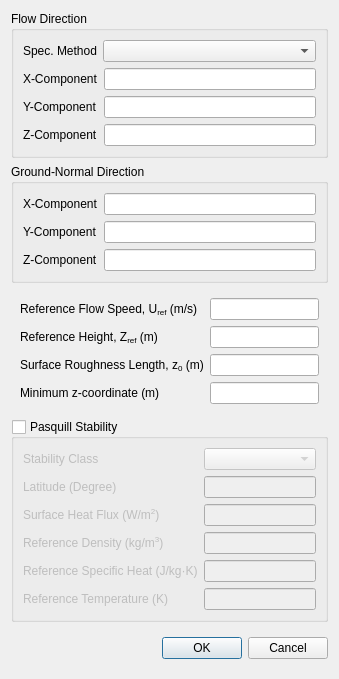
This is baramFlow/view/setup/boundary_conditions/ABL_inlet_dialog.ui in nextfoam/baram as Qt 5 draws it before an edit. The edited form follows.
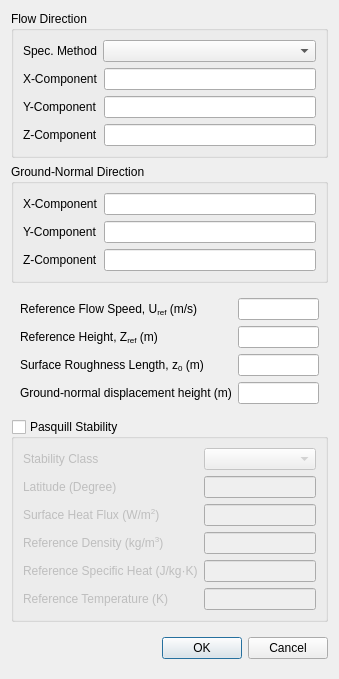
This is the edited form. Custom widgets are drawn as their Qt base class.

Commit message: Issue baram#800 more descriptive expression

What changed in the file:
```diff
--- a/baramFlow/view/setup/boundary_conditions/ABL_inlet_dialog.ui
+++ b/baramFlow/view/setup/boundary_conditions/ABL_inlet_dialog.ui
@@ -252,7 +252,7 @@
          <item row="3" column="0">
           <widget class="QLabel" name="label_10">
            <property name="text">
-            <string>Minimum z-coordinate (m)</string>
+            <string>Ground-normal displacement height (m)</string>
            </property>
           </widget>
          </item>
```
Left out of the diff: 2 changed lines with no effect on the pictures.
